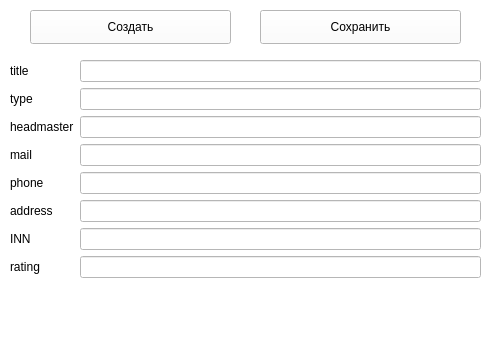
Qt form partner_form.ui (Lavichs/DemoEkzApp) before a commit.
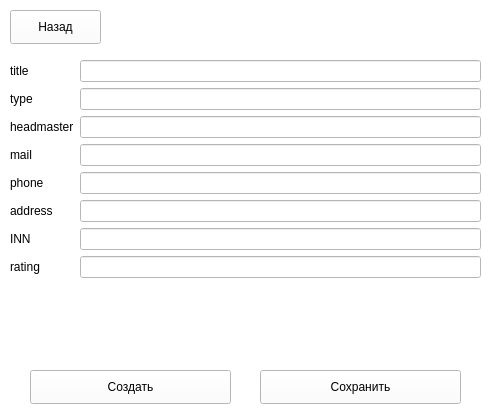
The same form after that commit.

Commit message: feat: add btn_back

Diff of the .ui file:
```diff
--- a/partner_form.ui
+++ b/partner_form.ui
@@ -6,20 +6,20 @@
    <rect>
     <x>0</x>
     <y>0</y>
-    <width>492</width>
-    <height>362</height>
+    <width>495</width>
+    <height>420</height>
    </rect>
   </property>
   <property name="minimumSize">
    <size>
-    <width>492</width>
-    <height>362</height>
+    <width>495</width>
+    <height>420</height>
    </size>
   </property>
   <property name="maximumSize">
    <size>
-    <width>492</width>
-    <height>362</height>
+    <width>495</width>
+    <height>420</height>
    </size>
   </property>
   <property name="windowTitle">
@@ -35,7 +35,7 @@
      <x>10</x>
      <y>60</y>
      <width>471</width>
-     <height>315</height>
+     <height>301</height>
     </rect>
    </property>
    <layout class="QFormLayout" name="formLayout">
@@ -125,7 +125,7 @@
    <property name="geometry">
     <rect>
      <x>30</x>
-     <y>10</y>
+     <y>370</y>
      <width>201</width>
      <height>34</height>
     </rect>
@@ -138,7 +138,7 @@
    <property name="geometry">
     <rect>
      <x>260</x>
-     <y>10</y>
+     <y>370</y>
      <width>201</width>
      <height>34</height>
     </rect>
@@ -147,6 +147,19 @@
     <string>Сохранить</string>
    </property>
   </widget>
+  <widget class="QPushButton" name="btn_back">
+   <property name="geometry">
+    <rect>
+     <x>10</x>
+     <y>10</y>
+     <width>91</width>
+     <height>34</height>
+    </rect>
+   </property>
+   <property name="text">
+    <string>Назад</string>
+   </property>
+  </widget>
  </widget>
  <resources/>
  <connections/>
```
The commit also changes 5 other files.
